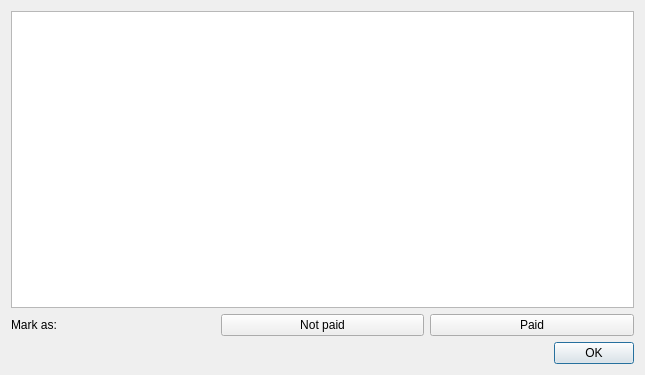
Before: the Qt Designer form resources/bills.ui in tomsoonn/SplitWise, drawn with Qt 5.
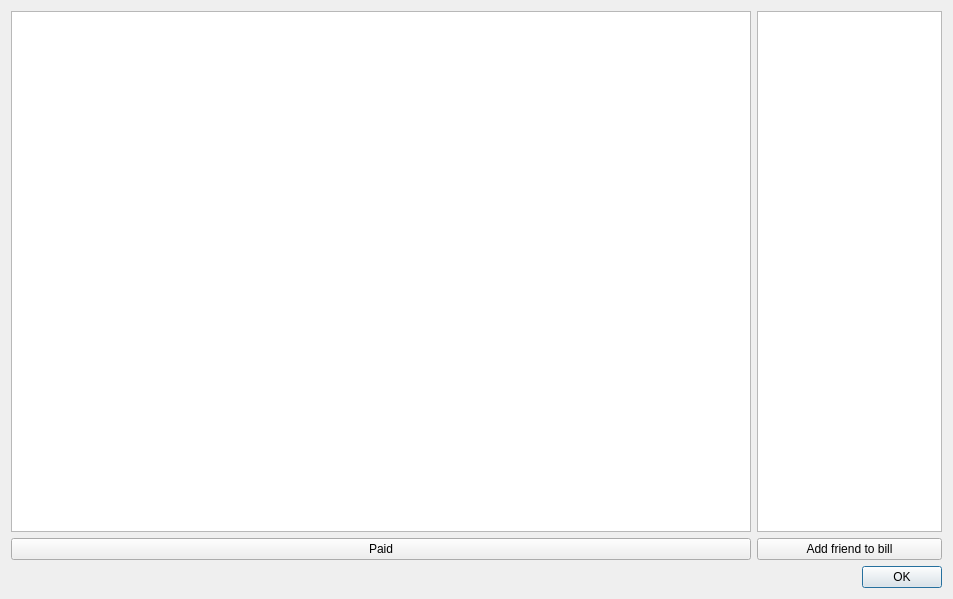
After: the same form once the commit is applied.

The edit to the form file:
```diff
--- a/resources/bills.ui
+++ b/resources/bills.ui
@@ -6,39 +6,58 @@
    <rect>
     <x>0</x>
     <y>0</y>
-    <width>645</width>
-    <height>375</height>
+    <width>953</width>
+    <height>599</height>
    </rect>
   </property>
   <property name="windowTitle">
    <string>Bills</string>
   </property>
-  <layout class="QVBoxLayout" name="verticalLayout">
+  <layout class="QVBoxLayout" name="verticalLayout_3">
    <item>
-    <widget class="QTableView" name="tableView"/>
-   </item>
-   <item>
-    <layout class="QHBoxLayout" name="horizontalLayout">
+    <layout class="QHBoxLayout" name="horizontalLayout_2" stretch="4,1">
      <item>
-      <widget class="QLabel" name="label">
-       <property name="text">
-        <string>Mark as:</string>
-       </property>
-      </widget>
+      <layout class="QVBoxLayout" name="verticalLayout_2" stretch="0,0">
+       <item>
+        <widget class="QTableView" name="billView">
+         <property name="selectionMode">
+          <enum>QAbstractItemView::SingleSelection</enum>
+         </property>
+         <property name="selectionBehavior">
+          <enum>QAbstractItemView::SelectRows</enum>
+         </property>
+        </widget>
+       </item>
+       <item>
+        <layout class="QHBoxLayout" name="horizontalLayout">
+         <item>
+          <widget class="QPushButton" name="paidButton">
+           <property name="text">
+            <string>Paid</string>
+           </property>
+          </widget>
+         </item>
+        </layout>
+       </item>
+      </layout>
      </item>
      <item>
-      <widget class="QPushButton" name="pushButton_2">
-       <property name="text">
-        <string>Not paid</string>
-       </property>
-      </widget>
-     </item>
-     <item>
-      <widget class="QPushButton" name="pushButton">
-       <property name="text">
-        <string>Paid</string>
-       </property>
-      </widget>
+      <layout class="QVBoxLayout" name="verticalLayout" stretch="0,0">
+       <item>
+        <widget class="QListView" name="friendView">
+         <property name="selectionBehavior">
+          <enum>QAbstractItemView::SelectRows</enum>
+         </property>
+        </widget>
+       </item>
+       <item>
+        <widget class="QPushButton" name="addFriendButton">
+         <property name="text">
+          <string>Add friend to bill</string>
+         </property>
+        </widget>
+       </item>
+      </layout>
      </item>
     </layout>
    </item>
```
